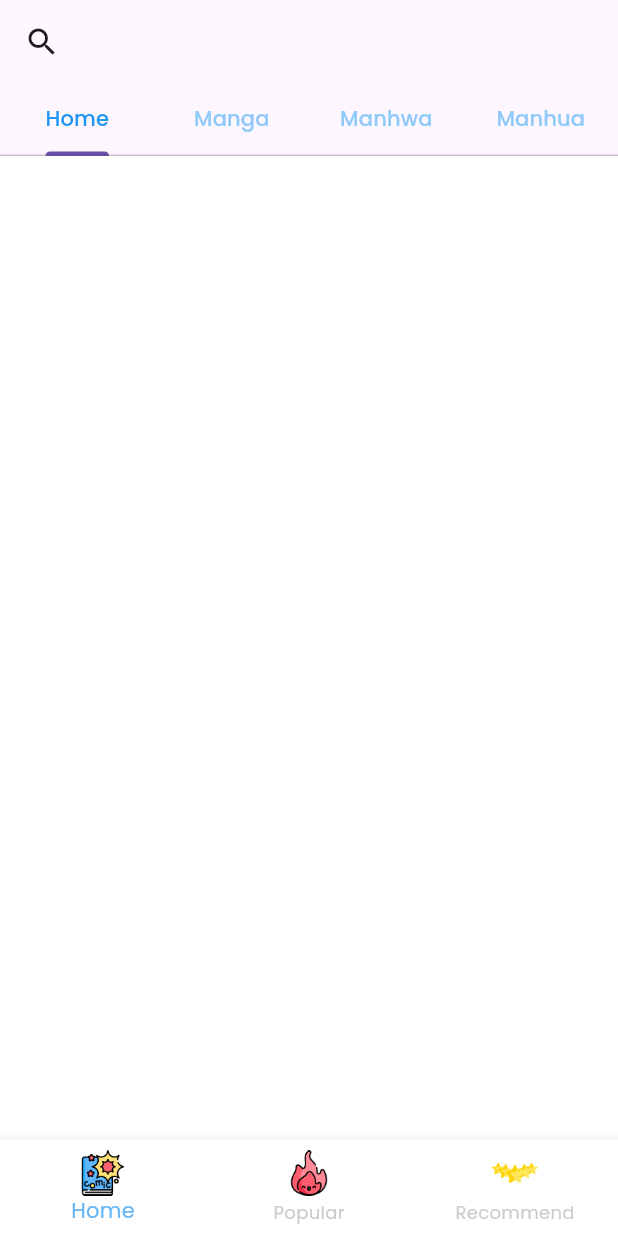
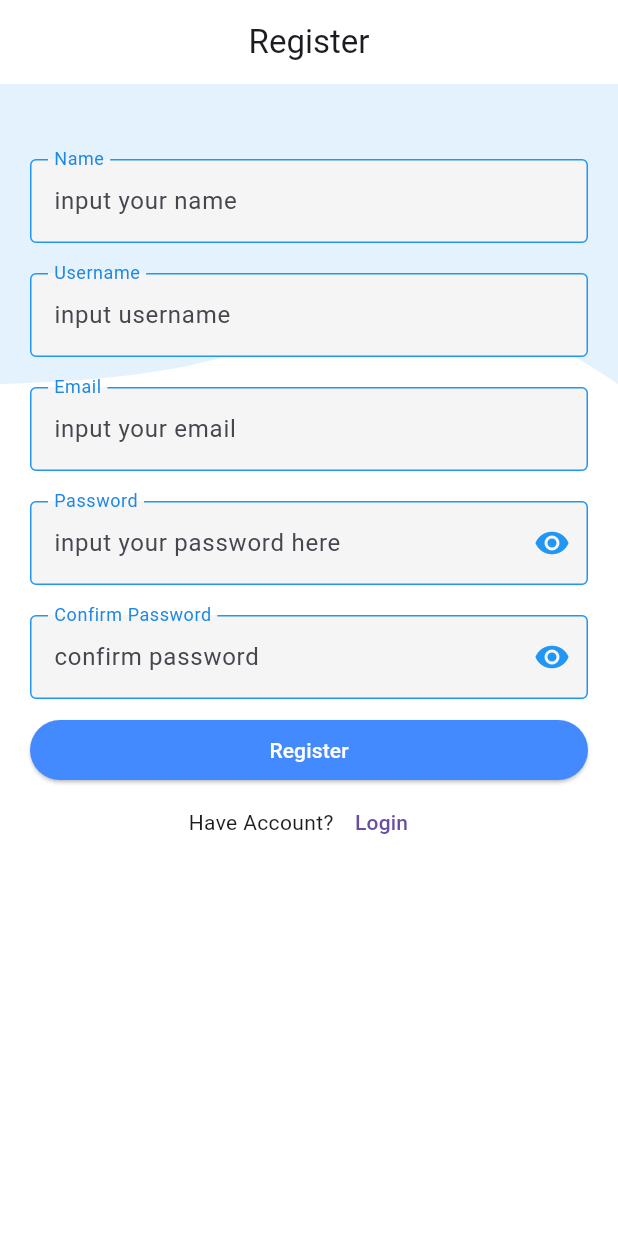
Before and after one commit to Geyandra/comic-read, a Flutter app: the screen it shows after launch, on a phone screen of 412 x 824 dp. Run offline on Flutter 3.47's test engine with Material 2 defaults, Android fonts, the light colour scheme and no system bars; our stand-ins replace dio, pull_to_refresh.

Commit message:
update package

```diff
--- /dev/null
+++ b/lib/View/register.dart
@@ -0,0 +1,146 @@
+import 'package:flutter/material.dart';
+import 'package:mini_project_menara_indonesia/View/login.dart';
+import 'package:mini_project_menara_indonesia/Widgets/input_data_field.dart';
+import 'package:mini_project_menara_indonesia/Widgets/input_password_field.dart';
+import 'package:mini_project_menara_indonesia/Widgets/transitions.dart';
+
+import '../Widgets/navbar.dart';
+
+class RegisterPage extends StatelessWidget {
+  const RegisterPage({super.key});
+
+  @override
+  Widget build(BuildContext context) {
+    final _formKey = GlobalKey<FormState>();
+    final RegExp nameRegExp = RegExp(r"(?=.*[a-z])(?=.*[A-Z])\w+");
+    final RegExp emailRegExp =
+        RegExp("^[a-zA-Z0-9_.+-]*(@([a-zA-Z0-9-]*(\\.[a-zA-Z0-9-]*)?)?)?");
+    final RegExp passRegExp =
+        RegExp("^[a-zA-Z0-9_.+-]*(@([a-zA-Z0-9-]*(\\.[a-zA-Z0-9-]*)?)?)?");
+    return Scaffold(
+      appBar: AppBar(
+        backgroundColor: Colors.white,
+        title: const Text("Register"),
+        centerTitle: true,
+        automaticallyImplyLeading: false,
+      ),
+      body: Stack(
+        children: [
+          Positioned(
+            child: ClipPath(
+                clipper: CustomClipPath(),
+                child: Container(
+                  color: Colors.blue.shade50,
+                  height: 200,
+                )),
+          ),
+          Form(
+            key: _formKey,
+            child: ListView(
+              children: [
+                const SizedBox(
+                  height: 40,
+                ),
+                InputDataField(
+                    label: "Name",
+                    hintext: "input your name",
+                    validation: (value) => value == null || value.isEmpty
+                        ? "Enter your name"
+                        : (nameRegExp.hasMatch(value))
+                            ? null
+                            : "Enter valid name"),
+                InputDataField(
+                  label: "Username",
+                  hintext: "input username",
+                  // validation: (value) {
+                  //   if (value == null || value.isEmpty) {
+                  //     return 'Please enter some text';
+                  //   }
+                  //   return null;
+                  // },
+                ),
+                InputDataField(
+                  label: "Email",
+                  hintext: "input your email",
+                  // validation: (value) {
+                  //   if (value == null || value.isEmpty) {
+                  //     return 'Please enter some text';
+                  //   }
+                  //   return null;
+                  // },
+                ),
+                InputPasswordField(
+                  label: "Password",
+                  hintext: "input your password here",
+                  // validation: (value) {
+                  //   if (value == null || value.isEmpty) {
+                  //     return 'Please enter some text';
+                  //   }
+                  //   return null;
+                  // },
+                ),
+                InputPasswordField(
+                  label: "Confirm Password",
+                  hintext: "confirm password",
+                  // validation: (value) {
+                  //   if (value == null || value.isEmpty) {
+                  //     return 'Please enter some text';
+                  //   }
+                  //   return null;
+                  // },
+                ),
+                Padding(
+                  padding: const EdgeInsets.symmetric(horizontal: 20),
+                  child: ElevatedButton(
+                      onPressed: () {
+                        if (_formKey.currentState!.validate()) {
+                          ScaffoldMessenger.of(context).showSnackBar(
+                            const SnackBar(content: Text('Processing Data')),
+                          );
+                        }
+                      },
+                      style: ElevatedButton.styleFrom(
+                          backgroundColor: Colors.blueAccent,
+                          foregroundColor: Colors.white),
+                      child: const Text("Register")),
+                ),
+                Row(
+                  mainAxisAlignment: MainAxisAlignment.center,
+                  children: [
+                    const Text("Have Account?"),
+                    TextButton(
+                        onPressed: () {
+                          navPushTransition(context, const LoginPage());
+                        },
+                        child: const Text("Login"))
+                  ],
+                )
+              ],
+            ),
+          ),
+        ],
+      ),
+    );
+  }
+}
+
+class CustomClipPath extends CustomClipper<Path> {
+  @override
+  Path getClip(Size size) {
+    double w = size.width;
+    double h = size.height;
+
+    final path = Path();
+    path.lineTo(0, h);
+    path.quadraticBezierTo(w * 0.39, h * 0.98, w * 0.5, h * 0.77);
+    path.quadraticBezierTo(w * 0.72, h * 0.61, w, h);
+    path.lineTo(w, 0);
+    path.close();
+    return path;
+  }
+
+  @override
+  bool shouldReclip(covariant CustomClipper<Path> oldClipper) {
+    return false;
+  }
+}
--- /dev/null
+++ b/lib/Widgets/input_data_field.dart
@@ -0,0 +1,37 @@
+import 'package:flutter/material.dart';
+
+class InputDataField extends StatelessWidget {
+  final String label;
+  final String hintext;
+  final int? maxlines;
+  String? Function(String?)? validation;
+  InputDataField({
+    this.validation,
+    required this.label,
+    Key? key,
+    required this.hintext, this.maxlines,
+  }) : super(key: key);
+
+  @override
+  Widget build(BuildContext context) {
+    return Container(
+      margin: const EdgeInsets.symmetric(vertical: 10),
+      padding: const EdgeInsets.symmetric(horizontal: 20),
+      child: TextFormField(
+        validator: validation,
+        maxLines: maxlines,
+        decoration: InputDecoration(
+            floatingLabelBehavior: FloatingLabelBehavior.always,
+            hintText: hintext,
+            suffixIconColor: Colors.blue,
+            filled: true,
+            fillColor: Colors.grey.shade100,
+            label: Text(label),
+            labelStyle: TextStyle(color: Colors.blue.shade600),
+            border: const OutlineInputBorder(),
+            enabledBorder:
+                const OutlineInputBorder(borderSide: BorderSide(color: Colors.blue))),
+      ),
+    );
+  }
+}
--- /dev/null
+++ b/lib/Widgets/input_password_field.dart
@@ -0,0 +1,51 @@
+import 'package:flutter/material.dart';
+
+class InputPasswordField extends StatefulWidget {
+  final String label;
+  final String hintext;
+  String? Function(String?)? validation;
+  InputPasswordField({
+    this.validation,
+    required this.label,
+    Key? key,
+    required this.hintext,
+  }) : super(key: key);
+
+  @override
+  State<InputPasswordField> createState() => _InputPasswordFieldState();
+}
+
+class _InputPasswordFieldState extends State<InputPasswordField> {
+  bool _obsecureText = true;
+  @override
+  Widget build(BuildContext context) {
+    return Container(
+      margin: EdgeInsets.symmetric(vertical: 10),
+      padding: EdgeInsets.symmetric(horizontal: 20),
+      child: TextFormField(
+        validator: widget.validation,
+        obscureText: _obsecureText,
+        // validator: ,
+        decoration: InputDecoration(
+            suffixIcon: IconButton(
+                onPressed: () {
+                  setState(() {
+                    _obsecureText = !_obsecureText;
+                  });
+                },
+                icon: Icon(
+                    _obsecureText ? Icons.visibility : Icons.visibility_off)),
+            floatingLabelBehavior: FloatingLabelBehavior.always,
+            hintText: widget.hintext,
+            suffixIconColor: Colors.blue,
+            filled: true,
+            fillColor: Colors.grey.shade100,
+            label: Text(widget.label),
+            labelStyle: TextStyle(color: Colors.blue.shade600),
+            border: OutlineInputBorder(),
+            enabledBorder:
+                OutlineInputBorder(borderSide: BorderSide(color: Colors.blue))),
+      ),
+    );
+  }
+}
--- a/lib/main.dart
+++ b/lib/main.dart
@@ -1,5 +1,6 @@
 import 'package:flutter/material.dart';
-import 'package:google_fonts/google_fonts.dart';
+// import 'package:google_fonts/google_fonts.dart';
+import 'package:mini_project_menara_indonesia/View/register.dart';
 import 'package:mini_project_menara_indonesia/Widgets/navbar.dart';
 import 'package:provider/provider.dart';
 
@@ -25,11 +26,11 @@ class MyApp extends StatelessWidget {
       debugShowCheckedModeBanner: false,
       theme: ThemeData(
           scaffoldBackgroundColor: Colors.white,
-          fontFamily: GoogleFonts.poppins(
-                  textStyle: const TextStyle(fontWeight: FontWeight.w500))
-              .fontFamily,
+          // fontFamily: GoogleFonts.poppins(
+          //         textStyle: const TextStyle(fontWeight: FontWeight.w500))
+          //     .fontFamily,
           useMaterial3: true),
-      home: const NavBar(),
+      home: const RegisterPage(),
     );
   }
 }
```
Also changed, not shown: lib/View/login.dart (added, +87 -0 lines), pubspec.yaml (+6 -13 lines), pubspec.lock, 4 other files.
